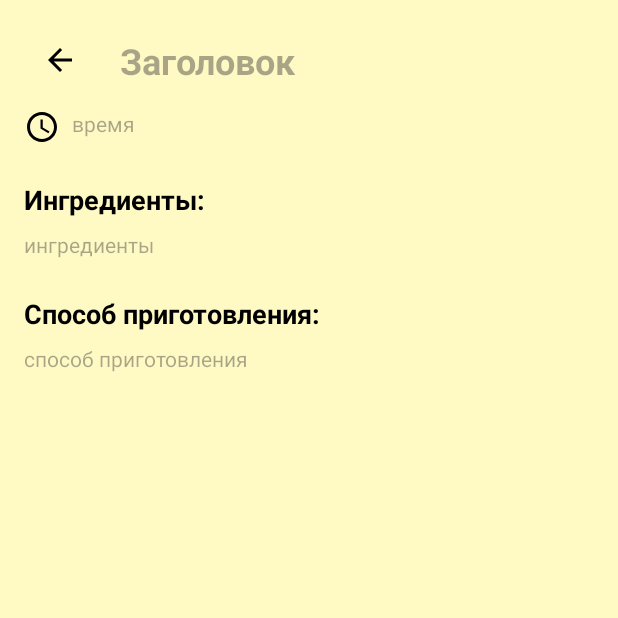
After one commit to Pro100baobab/PaletteOfFlavors, an Android app: the fragment NetworkRecipeDetailsFragment placed in its activity, on a phone screen of 412 x 824 dp, the top half of it. The commit adds this screen. Run offline under Robolectric (Android 15) with nearby library versions, the phone set to English and light mode, and no system bars; our stand-ins replace navigation-ui.

Commit message:
Добавлено получение рецептов из серверной бд (Turso.getAllNetworkRecipes()) Adapter и фрагмент для отображения облачных рецептов

```diff
--- a/app/src/main/java/DataSource/model/RecipeSharedViewModel.kt
+++ b/app/src/main/java/DataSource/model/RecipeSharedViewModel.kt
@@ -1,5 +1,6 @@
 package DataSource.model
 
+import DataSource.Network.NetworkRecipe
 import androidx.lifecycle.ViewModel
 import androidx.lifecycle.viewModelScope
 import domain.Recipe
@@ -11,9 +12,18 @@ class RecipeSharedViewModel : ViewModel() {
     private val _selectedRecipe = MutableStateFlow<Recipe?>(null)
     val selectedRecipe = _selectedRecipe.asStateFlow()
 
+    private val _selectedNetworkRecipe = MutableStateFlow<NetworkRecipe?>(null)
+    val selectedNetworkRecipe = _selectedNetworkRecipe.asStateFlow()
+
     fun selectRecipe(recipe: Recipe) {
         viewModelScope.launch {
             _selectedRecipe.emit(recipe)
         }
     }
+
+    fun selectNetworkRecipe(networkRecipe: NetworkRecipe){
+        viewModelScope.launch {
+            _selectedNetworkRecipe.emit(networkRecipe)
+        }
+    }
 }
--- /dev/null
+++ b/app/src/main/java/com/paletteofflavors/NetworkRecipeDetailsFragment.kt
@@ -0,0 +1,64 @@
+package com.paletteofflavors
+
+import DataSource.Network.NetworkRecipe
+import DataSource.model.RecipeSharedViewModel
+import android.os.Bundle
+import androidx.fragment.app.Fragment
+import android.view.LayoutInflater
+import android.view.View
+import android.view.ViewGroup
+import androidx.fragment.app.activityViewModels
+import androidx.lifecycle.Lifecycle
+import androidx.lifecycle.lifecycleScope
+import androidx.lifecycle.repeatOnLifecycle
+import androidx.navigation.fragment.navArgs
+import com.paletteofflavors.databinding.FragmentNetworkRecipeDetailsBinding
+import com.paletteofflavors.databinding.FragmentRecipeDetailsBinding
+import domain.Recipe
+import kotlinx.coroutines.launch
+
+class NetworkRecipeDetailsFragment : Fragment() {
+
+    private var _binding: FragmentNetworkRecipeDetailsBinding? = null
+    private val binding get() = _binding!!
+    private val sharedViewModel: RecipeSharedViewModel by activityViewModels()
+
+    override fun onCreateView(
+        inflater: LayoutInflater, container: ViewGroup?,
+        savedInstanceState: Bundle?
+    ): View {
+        _binding = FragmentNetworkRecipeDetailsBinding.inflate(inflater, container, false)
+        return _binding!!.root
+    }
+
+    override fun onViewCreated(view: View, savedInstanceState: Bundle?) {
+        super.onViewCreated(view, savedInstanceState)
+
+        viewLifecycleOwner.lifecycleScope.launch {
+            repeatOnLifecycle(Lifecycle.State.STARTED) {
+                sharedViewModel.selectedNetworkRecipe.collect { recipe ->
+                    recipe?.let { bindNetworkRecipeData(it) }
+                }
+            }
+        }
+
+
+        binding.backButtonNetworkRecipeDetails.setOnClickListener {
+            (requireActivity() as MainActivity).replaceMainFragment(FavoritesFragment())
+        }
+    }
+
+
+    private fun bindNetworkRecipeData(networkRecipe: NetworkRecipe) {
+        binding.recipeDetailsTitle.text = networkRecipe.title
+        binding.recipeDetailsCookingTime.text = "${networkRecipe.cookTime} мин"
+        binding.recipeDetailsIngredientsList.text = "в процессе" //networkRecipe.ingredients.joinToString("\n") { "• $it" }
+        binding.instructionsText.text = networkRecipe.instruction
+    }
+
+    override fun onDestroyView() {
+        super.onDestroyView()
+        _binding = null
+    }
+
+}
--- /dev/null
+++ b/app/src/main/res/layout/fragment_network_recipe_details.xml
@@ -0,0 +1,97 @@
+<?xml version="1.0" encoding="utf-8"?>
+<FrameLayout xmlns:android="http://schemas.android.com/apk/res/android"
+    xmlns:app="http://schemas.android.com/apk/res-auto"
+    xmlns:tools="http://schemas.android.com/tools"
+    android:layout_width="match_parent"
+    android:layout_height="match_parent"
+    android:background="#FFF9C4"
+    tools:context=".NetworkRecipeDetailsFragment">
+
+    <androidx.core.widget.NestedScrollView
+        android:layout_width="match_parent"
+        android:layout_height="match_parent"
+        android:padding="16dp">
+
+        <androidx.constraintlayout.widget.ConstraintLayout
+            android:layout_width="match_parent"
+            android:layout_height="wrap_content">
+
+            <ImageButton
+                android:id="@+id/back_button_network_recipe_details"
+                android:layout_width="48dp"
+                android:layout_height="48dp"
+                android:background="?attr/selectableItemBackgroundBorderless"
+                android:src="@drawable/general_back_icon_24"
+                app:layout_constraintStart_toStartOf="parent"
+                app:layout_constraintTop_toTopOf="parent" />
+
+            <TextView
+                android:id="@+id/recipe_details_title"
+                android:layout_width="0dp"
+                android:layout_height="wrap_content"
+                android:layout_marginStart="16dp"
+                android:layout_marginTop="8dp"
+                android:hint="Заголовок"
+                android:textColor="@color/black"
+                android:textSize="24sp"
+                android:textStyle="bold"
+                app:layout_constraintEnd_toEndOf="parent"
+                app:layout_constraintStart_toEndOf="@id/back_button_network_recipe_details"
+                app:layout_constraintTop_toTopOf="parent" />
+
+            <TextView
+                android:hint="время"
+                android:id="@+id/recipe_details_cooking_time"
+                android:layout_width="wrap_content"
+                android:layout_height="wrap_content"
+                android:layout_marginTop="16dp"
+                android:drawablePadding="8dp"
+                android:textColor="@color/black"
+                app:drawableStartCompat="@drawable/baseline_access_time_24"
+                app:layout_constraintStart_toStartOf="parent"
+                app:layout_constraintTop_toBottomOf="@id/recipe_details_title" />
+
+            <TextView
+                android:id="@+id/ingredients_label"
+                android:layout_width="match_parent"
+                android:layout_height="wrap_content"
+                android:layout_marginTop="24dp"
+                android:text="Ингредиенты:"
+                android:textColor="@color/black"
+                android:textSize="18sp"
+                android:textStyle="bold"
+                app:layout_constraintTop_toBottomOf="@id/recipe_details_cooking_time" />
+
+            <TextView
+                android:hint="ингредиенты"
+                android:id="@+id/recipe_details_ingredients_list"
+                android:layout_width="match_parent"
+                android:layout_height="wrap_content"
+                android:layout_marginTop="8dp"
+                android:textColor="@color/black"
+                app:layout_constraintTop_toBottomOf="@id/ingredients_label" />
+
+            <TextView
+                android:id="@+id/instructions_label"
+                android:layout_width="match_parent"
+                android:layout_height="wrap_content"
+                android:layout_marginTop="24dp"
+                android:text="Способ приготовления:"
+                android:textColor="@color/black"
+                android:textSize="18sp"
+                android:textStyle="bold"
+                app:layout_constraintTop_toBottomOf="@id/recipe_details_ingredients_list" />
+
+            <TextView
+                android:hint="способ приготовления"
+                android:id="@+id/instructions_text"
+                android:layout_width="match_parent"
+                android:layout_height="wrap_content"
+                android:layout_marginTop="8dp"
+                android:textColor="@color/black"
+                app:layout_constraintTop_toBottomOf="@id/instructions_label" />
+
+        </androidx.constraintlayout.widget.ConstraintLayout>
+    </androidx.core.widget.NestedScrollView>
+
+</FrameLayout>
```
Also changed, not shown: app/src/main/java/DataSource/Network/NetworkRecipe.kt (+17 -8 lines), app/src/main/java/DataSource/Network/Turso.kt (+167 -38 lines), app/src/main/java/com/paletteofflavors/FavoritesFragment.kt (+40 -54 lines), app/src/main/java/com/paletteofflavors/RecipeAdapter.kt (+48 -0 lines), app/src/main/java/domain/Recipe.kt (+0 -15 lines).
